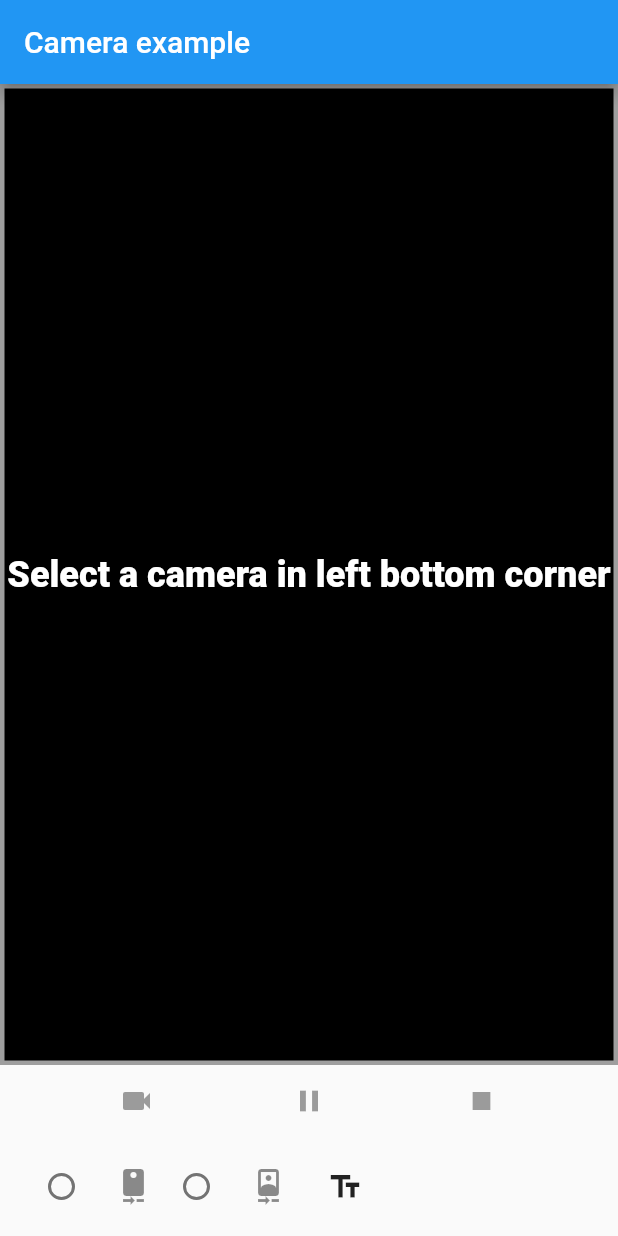
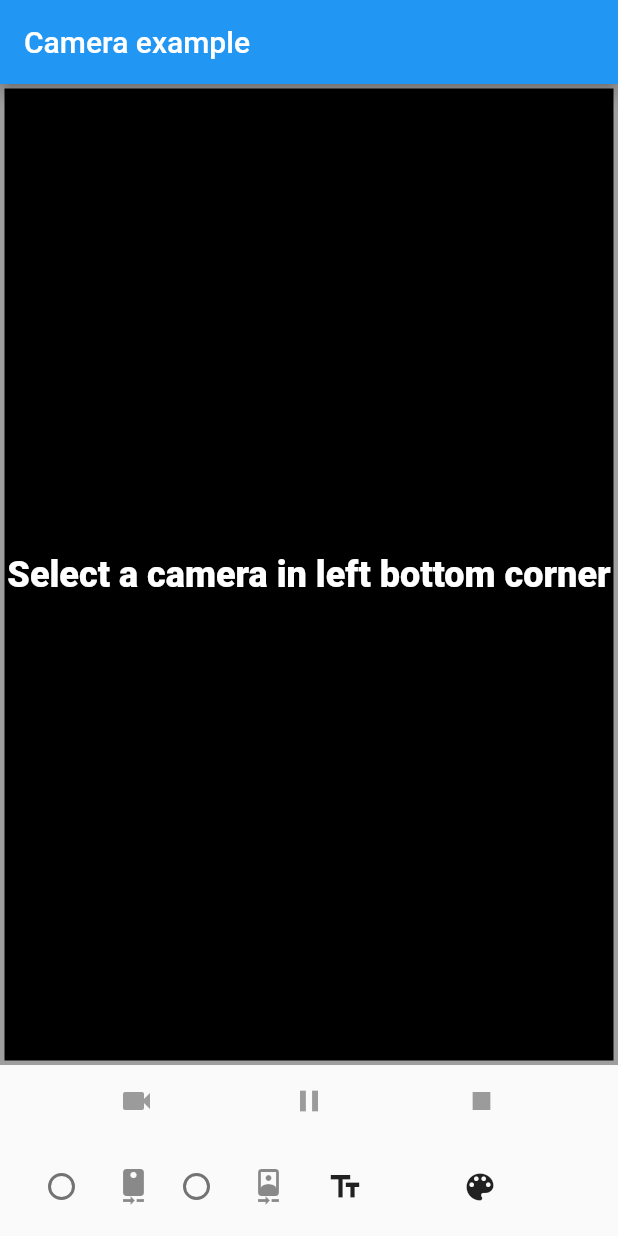
Before and after one commit to ShuheiYoshidaJP/camera_effect_editor, a Flutter app: the screen it shows after launch, on a phone screen of 412 x 824 dp. Run offline on Flutter 3.47's test engine with Material 2 defaults, Android fonts, the phone set to English and light mode, and no system bars; our stand-ins replace camera, video_player.

Commit message:
add color fileter function
1. Added color filter functionality to the camera widget
2. Utilized ColorFiltered widget to apply the color filter
3. Added a button to toggle the enablement of the color filter

```diff
--- a/lib/camera_widget.dart
+++ b/lib/camera_widget.dart
@@ -54,6 +54,9 @@ class CameraWidgetState extends State<CameraWidget>
   double dx = 0.0;
   double dy = 0.0;
   bool captionIsVisible = false;
+
+  // Color filter
+  bool enableColorFilter = false;
 
   @override
   void didChangeDependencies() {
@@ -144,13 +147,18 @@ class CameraWidgetState extends State<CameraWidget>
       return Listener(
         onPointerDown: (_) => _pointers++,
         onPointerUp: (_) => _pointers--,
+        child: ColorFiltered(
+          colorFilter: ColorFilter.mode(
+            enableColorFilter ? Colors.red : Colors.transparent,
+            BlendMode.color,
+          ),
           child: Stack(
             alignment: Alignment.center,
             children: [
               CameraPreview(
                 controller!,
-              child: LayoutBuilder(
-                  builder: (BuildContext context, BoxConstraints constraints) {
+                child: LayoutBuilder(builder:
+                    (BuildContext context, BoxConstraints constraints) {
                   return GestureDetector(
                     behavior: HitTestBehavior.opaque,
                     onScaleStart: _handleScaleStart,
@@ -162,6 +170,7 @@ class CameraWidgetState extends State<CameraWidget>
               ),
               if (captionIsVisible) _captionWidget(),
             ],
+          ),
         ),
       );
     }
@@ -328,6 +337,24 @@ class CameraWidgetState extends State<CameraWidget>
             onPressed: () {
               setState(() {
                 captionIsVisible = !captionIsVisible;
+              });
+            },
+          ),
+        ),
+      );
+      toggles.add(
+        Container(
+          width: 90.0,
+          decoration: BoxDecoration(
+            border: Border.all(
+              color: enableColorFilter ? Colors.pink : Colors.transparent,
+            ),
+          ),
+          child: IconButton(
+            icon: const Icon(Icons.color_lens),
+            onPressed: () {
+              setState(() {
+                enableColorFilter = !enableColorFilter;
               });
             },
           ),
```
Lines whose indentation alone changed are shown as unchanged.
